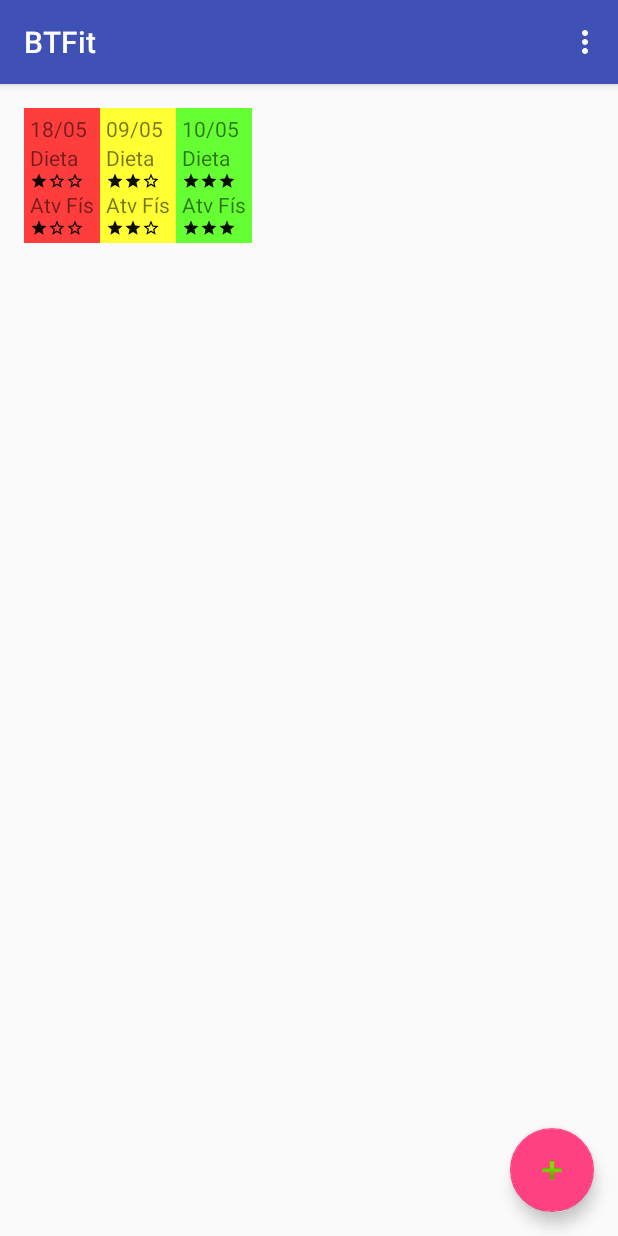
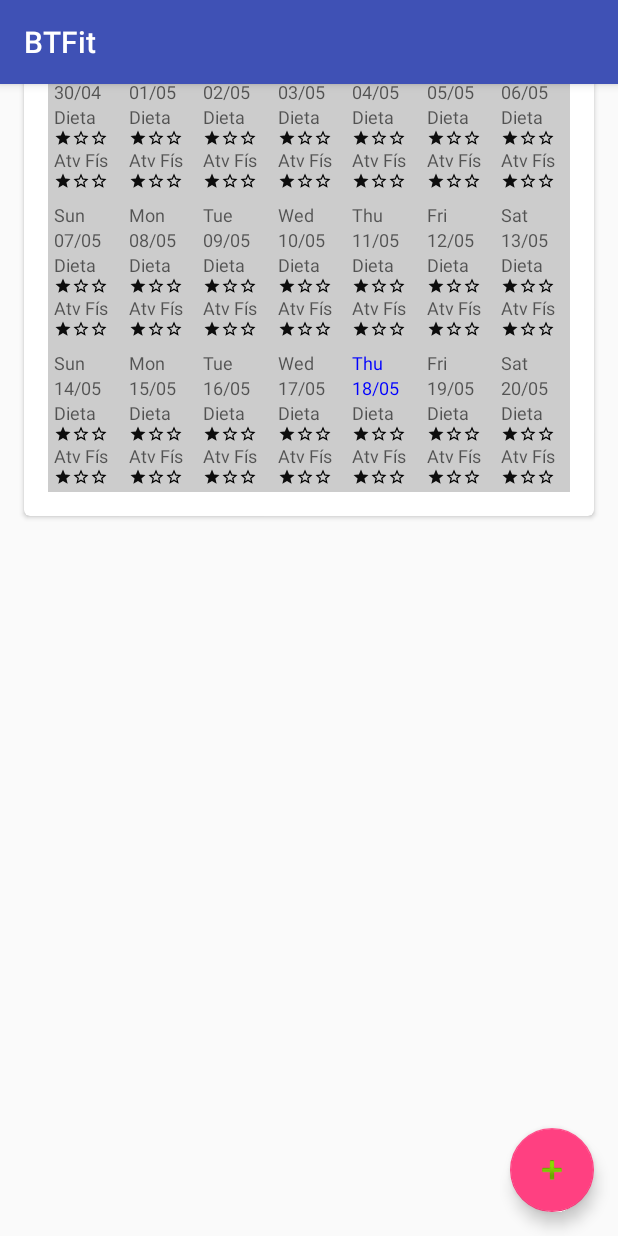
Before and after one commit to ovictorpinto/udacity-capstone, an Android app: the screen it shows after launch (MainActivity), on a phone screen of 412 x 824 dp. Run offline under Robolectric (Android 15) with nearby library versions, the phone set to English and light mode, and no system bars; our stand-ins replace ButterKnife; 1 statement that could not run was skipped.

Commit message:
Listagem com as últimas 3 semanas na tela inicial

```diff
--- a/BTFit/app/build.gradle
+++ b/BTFit/app/build.gradle
@@ -25,7 +25,8 @@ dependencies {
         exclude group: 'com.android.support', module: 'support-annotations'
     })
     compile 'com.android.support:appcompat-v7:25.3.1'
-    compile 'com.android.support.constraint:constraint-layout:1.0.2'
+    compile "com.android.support:recyclerview-v7:25.3.1"
+    compile 'com.android.support:cardview-v7:25.3.1'
     compile 'com.android.support:design:25.3.1'
     compile 'com.jakewharton:butterknife:8.5.1'
     compile 'com.google.guava:guava:20.0'
--- a/BTFit/app/src/main/AndroidManifest.xml
+++ b/BTFit/app/src/main/AndroidManifest.xml
@@ -22,6 +22,7 @@
         <activity
             android:name=".EditActivity"
             android:label="@string/title_activity_edit"
+            android:parentActivityName=".MainActivity"
             android:theme="@style/AppTheme.NoActionBar">
         </activity>
 
--- a/BTFit/app/src/main/java/br/com/r29tecnologia/btpress/btfit/MainActivity.java
+++ b/BTFit/app/src/main/java/br/com/r29tecnologia/btpress/btfit/MainActivity.java
@@ -2,24 +2,28 @@ package br.com.r29tecnologia.btpress.btfit;
 
 import android.content.Intent;
 import android.database.Cursor;
+import android.net.Uri;
 import android.os.Bundle;
 import android.support.design.widget.FloatingActionButton;
 import android.support.v4.app.LoaderManager;
 import android.support.v4.content.CursorLoader;
 import android.support.v4.content.Loader;
 import android.support.v7.app.AppCompatActivity;
+import android.support.v7.widget.GridLayoutManager;
+import android.support.v7.widget.RecyclerView;
 import android.support.v7.widget.Toolbar;
 import android.util.Log;
-import android.view.Menu;
-import android.view.MenuItem;
 import android.view.View;
-import android.widget.LinearLayout;
 
+import java.util.ArrayList;
+import java.util.Calendar;
 import java.util.Date;
+import java.util.List;
 
 import br.com.r29tecnologia.btpress.btfit.model.Contratos;
 import br.com.r29tecnologia.btpress.btfit.model.Dia;
-import br.com.r29tecnologia.btpress.btfit.ui.DiaView;
+import br.com.r29tecnologia.btpress.btfit.ui.DiaAdapter;
+import br.com.r29tecnologia.btpress.btfit.util.DateUtil;
 import butterknife.BindView;
 import butterknife.ButterKnife;
 import butterknife.OnClick;
@@ -30,10 +34,12 @@ public class MainActivity extends AppCompatActivity implements LoaderManager.Loa
     private static final String TAG = MainActivity.class.getSimpleName();
 
     @BindView(R.id.layout_main)
-    LinearLayout linearLayout;
+    RecyclerView recyclerView;
 
     @BindView(R.id.fab)
     FloatingActionButton buttonAdicionar;
+    private Date dtFim;
+    private Date dtIni;
 
     @Override
     protected void onCreate(Bundle savedInstanceState) {
@@ -41,42 +47,26 @@ public class MainActivity extends AppCompatActivity implements LoaderManager.Loa
         setContentView(R.layout.activity_main);
         ButterKnife.bind(this);
 
+        Calendar fim = getProximoSabado();
+        dtFim = fim.getTime();
+
+        fim.add(Calendar.DAY_OF_MONTH, -20);//exibe 3 semanas
+        dtIni = fim.getTime();
+
         Toolbar toolbar = (Toolbar) findViewById(R.id.toolbar);
         setSupportActionBar(toolbar);
 
-        Dia dia = new Dia();
-        dia.setDate(new Date());
-        dia.setFlagAtvFisica(1);
-        dia.setFlagDieta(1);
-        dia.setPreenchido(true);
+        getSupportLoaderManager().initLoader(DIA_LOADER, null, this);
 
-        DiaView view = new DiaView(this);
-        view.setDia(dia);
-        linearLayout.addView(view.getView());
+        recyclerView.setLayoutManager(new GridLayoutManager(this, 7));
+    }
 
-        dia = new Dia();
-        dia.setDate(new Date());
-        dia.getDate().setDate(9);
-        dia.setFlagAtvFisica(2);
-        dia.setFlagDieta(2);
-        dia.setPreenchido(true);
-
-        view = new DiaView(this);
-        view.setDia(dia);
-
-        linearLayout.addView(view.getView());
-        dia = new Dia();
-        dia.setDate(new Date());
-        dia.getDate().setDate(10);
-        dia.setFlagAtvFisica(3);
-        dia.setFlagDieta(3);
-        dia.setPreenchido(true);
-
-        view = new DiaView(this);
-        view.setDia(dia);
-
-        linearLayout.addView(view.getView());
-        getSupportLoaderManager().initLoader(DIA_LOADER, null, this);
+    private Calendar getProximoSabado() {
+        Calendar calendar = DateUtil.getToday();
+        while (calendar.get(Calendar.DAY_OF_WEEK) != Calendar.SATURDAY) {
+            calendar.add(Calendar.DATE, 1);
+        }
+        return calendar;
     }
 
     @OnClick(R.id.fab)
@@ -85,47 +75,48 @@ public class MainActivity extends AppCompatActivity implements LoaderManager.Loa
     }
 
     @Override
-    public boolean onCreateOptionsMenu(Menu menu) {
-        // Inflate the menu; this adds items to the action bar if it is present.
-        getMenuInflater().inflate(R.menu.menu_main, menu);
-        return true;
-    }
-
-    @Override
-    public boolean onOptionsItemSelected(MenuItem item) {
-        // Handle action bar item clicks here. The action bar will
-        // automatically handle clicks on the Home/Up button, so long
-        // as you specify a parent activity in AndroidManifest.xml.
-        int id = item.getItemId();
-
-        //noinspection SimplifiableIfStatement
-        if (id == R.id.action_settings) {
-            return true;
-        }
-
-        return super.onOptionsItemSelected(item);
-    }
-
-    @Override
     public Loader<Cursor> onCreateLoader(int id, Bundle args) {
-        return new CursorLoader(this, Contratos.DIAS.URI, Contratos.DIAS.COLUMNS.toArray(new String[]{}), null, null, null);
+        final Uri uri = Contratos.DIAS.buildUriPesquisa(dtIni, dtFim);
+        return new CursorLoader(this, uri, Contratos.DIAS.COLUMNS.toArray(new String[]{}), null, null, null);
     }
 
     @Override
     public void onLoadFinished(Loader<Cursor> loader, Cursor data) {
-        if (data.moveToFirst()) {
-            for (int i = 0; i < data.getCount(); i++) {
-                data.moveToPosition(i);
-                Log.d(TAG, String.valueOf(data.getInt(Contratos.DIAS.POSITION_ATV_FISICA)));
-                Log.d(TAG, data.getString(Contratos.DIAS.POSITION_DIA));
+        List<Dia> list = Contratos.DIAS.getListFrom(data);
+        final DiaAdapter adapter = new DiaAdapter(fill(list));
+        adapter.setListener(new DiaAdapter.DiaListener() {
+            @Override
+            public void onDiaClick(Dia dia) {
+                final Intent intent = new Intent(MainActivity.this, EditActivity.class);
+                intent.putExtra(Dia.PARAM, dia);
+                startActivity(intent);
             }
-        } else {
-            Log.d(TAG, "Nenhum dia cadastrado =/");
-        }
+        });
+        recyclerView.setAdapter(adapter);
     }
 
     @Override
     public void onLoaderReset(Loader<Cursor> loader) {
+        Log.d(TAG, "Resetando…");
+    }
 
+    private List<Dia> fill(List<Dia> exists) {
+        List<Dia> total = new ArrayList<>();
+
+        Calendar ini = Calendar.getInstance();
+        ini.setTime(dtIni);
+        int i = 0;
+        while (!ini.getTime().after(dtFim)) {
+            if (exists.size() > i && ini.getTime().equals(exists.get(i).getDate())) {
+                total.add(exists.get(i));
+                i++;
+            } else {
+                final Dia dia = new Dia();
+                dia.setDate(ini.getTime());
+                total.add(dia);//preenche com dia default
+            }
+            ini.add(Calendar.DAY_OF_MONTH, 1);
+        }
+        return total;
     }
 }
--- a/BTFit/app/src/main/java/br/com/r29tecnologia/btpress/btfit/model/Contratos.java
+++ b/BTFit/app/src/main/java/br/com/r29tecnologia/btpress/btfit/model/Contratos.java
@@ -1,12 +1,16 @@
 package br.com.r29tecnologia.btpress.btfit.model;
 
 import android.content.ContentValues;
+import android.database.Cursor;
 import android.net.Uri;
 import android.provider.BaseColumns;
 
 import com.google.common.collect.ImmutableList;
 
 import java.text.SimpleDateFormat;
+import java.util.ArrayList;
+import java.util.Date;
+import java.util.List;
 import java.util.Locale;
 
 /**
@@ -20,7 +24,6 @@ public final class Contratos {
     static final String AUTHORITY = "br.com.r29tecnologia.btpress.btfit";
     static final String PATH_DIA = "dia";
     static final String PATH_DIA_ESPECIFICO = "dia/*";
-    static final String PATH_PERIODO = "dia/*";
     private static final Uri BASE_URI = Uri.parse("content://" + AUTHORITY);
 
     public static final class DIAS implements BaseColumns {
@@ -44,9 +47,9 @@ public final class Contratos {
                 .of(_ID, COLUMN_DIA, COLUMN_DIETA, COLUMN_ATV_FISICA, COLUMN_OBSERVACAO, COLUMN_PREENCHIDO);
 
         public static String CREATE = String
-                .format("CREATE TABLE %s (%s INTEGER PRIMARY KEY AUTOINCREMENT, %s TEXT NOT NULL, %s INTEGER NOT NULL, %s INTEGER NOT " +
-                        "NULL, %s TEXT NULL, %s INTEGER NOT NULL, UNIQUE (%s) ON CONFLICT REPLACE);", TABLE_NAME, _ID, COLUMN_DIA,
-                        COLUMN_DIETA, COLUMN_ATV_FISICA, COLUMN_OBSERVACAO, COLUMN_PREENCHIDO, COLUMN_DIA);
+                .format("CREATE TABLE %s (%s INTEGER PRIMARY KEY AUTOINCREMENT, %s INTEGER NOT NULL, %s INTEGER NOT NULL, %s INTEGER NOT " +
+                        "" + "" + "" + "" + "" + "" + "" + "NULL, %s TEXT NULL, %s INTEGER NOT NULL, UNIQUE (%s) ON CONFLICT REPLACE);",
+                        TABLE_NAME, _ID, COLUMN_DIA, COLUMN_DIETA, COLUMN_ATV_FISICA, COLUMN_OBSERVACAO, COLUMN_PREENCHIDO, COLUMN_DIA);
 
         public static String getDiaEspecificoFromUri(Uri queryUri) {
             return queryUri.getLastPathSegment();
@@ -54,7 +57,7 @@ public final class Contratos {
 
         public static ContentValues getCVFrom(Dia dia) {
             ContentValues cv = new ContentValues();
-            cv.put(COLUMN_DIA, DATE_FORMAT.format(dia.getDate()));
+            cv.put(COLUMN_DIA, dia.getDate().getTime());
             cv.put(COLUMN_DIETA, dia.getFlagDieta());
             cv.put(COLUMN_ATV_FISICA, dia.getFlagAtvFisica());
             cv.put(COLUMN_OBSERVACAO, dia.getObservacao());
@@ -62,5 +65,27 @@ public final class Contratos {
             return cv;
         }
 
+        public static List<Dia> getListFrom(Cursor data) {
+            List<Dia> list = new ArrayList<>();
+            if (data.moveToFirst()) {
+                for (int i = 0; i < data.getCount(); i++) {
+                    data.moveToPosition(i);
+                    Dia dia = new Dia();
+                    dia.setDate(new Date(data.getLong(POSITION_DIA)));
+                    dia.setFlagDieta(data.getInt(POSITION_DIETA));
+                    dia.setFlagAtvFisica(data.getInt(POSITION_ATV_FISICA));
+                    dia.setObservacao(data.getString(POSITION_OBSERVACAO));
+                    dia.setPreenchido(data.getInt(POSITION_PREENCHIDO) > 0);
+                    list.add(dia);
+                }
+            }
+            return list;
+        }
+
+        public static Uri buildUriPesquisa(Date dtIni, Date dtFim) {
+            return BASE_URI.buildUpon().appendPath(PATH_DIA).appendQueryParameter("dtIni", String.valueOf(dtIni.getTime()))
+                           .appendQueryParameter("dtFim", String.valueOf(dtFim.getTime())).build();
+        }
+
     }
 }
--- /dev/null
+++ b/BTFit/app/src/main/java/br/com/r29tecnologia/btpress/btfit/ui/DiaAdapter.java
@@ -0,0 +1,66 @@
+package br.com.r29tecnologia.btpress.btfit.ui;
+
+import android.support.v7.widget.RecyclerView;
+import android.view.View;
+import android.view.ViewGroup;
+
+import java.util.List;
+
+import br.com.r29tecnologia.btpress.btfit.model.Dia;
+
+/**
+ * Created by victor on 15/05/17.
+ */
+
+public class DiaAdapter extends RecyclerView.Adapter<DiaAdapter.ViewHolder> {
+
+    public interface DiaListener {
+        void onDiaClick(Dia dia);
+    }
+
+    private final List<Dia> list;
+    private DiaListener listener;
+
+    public static final class ViewHolder extends RecyclerView.ViewHolder {
+
+        final DiaView diaView;
+
+        public ViewHolder(DiaView diaView) {
+            super(diaView.getView());
+            this.diaView = diaView;
+        }
+    }
+
+    public DiaAdapter(List<Dia> list) {
+        this.list = list;
+    }
+
+    @Override
+    public ViewHolder onCreateViewHolder(ViewGroup parent, int viewType) {
+        final DiaView diaView = new DiaView(parent.getContext());
+        return new ViewHolder(diaView);
+    }
+
+    @Override
+    public void onBindViewHolder(ViewHolder holder, int position) {
+        final Dia item = list.get(position);
+        holder.diaView.setDia(item);
+        if (listener != null) {
+            holder.itemView.setOnClickListener(new View.OnClickListener() {
+                @Override
+                public void onClick(View v) {
+                    listener.onDiaClick(item);
+                }
+            });
+        }
+    }
+
+    public void setListener(DiaListener listener) {
+        this.listener = listener;
+    }
+
+    @Override
+    public int getItemCount() {
+        return list.size();
+    }
+}
--- a/BTFit/app/src/main/java/br/com/r29tecnologia/btpress/btfit/ui/DiaView.java
+++ b/BTFit/app/src/main/java/br/com/r29tecnologia/btpress/btfit/ui/DiaView.java
@@ -1,12 +1,14 @@
 package br.com.r29tecnologia.btpress.btfit.ui;
 
 import android.content.Context;
+import android.support.v4.content.ContextCompat;
 import android.view.LayoutInflater;
 import android.view.View;
 import android.widget.ImageView;
 import android.widget.TextView;
 
 import java.text.SimpleDateFormat;
+import java.util.Date;
 import java.util.Locale;
 
 import br.com.r29tecnologia.btpress.btfit.R;
@@ -21,6 +23,7 @@ import butterknife.ButterKnife;
 public class DiaView {
 
     private final static SimpleDateFormat DATE_FORMAT = new SimpleDateFormat("dd/MM", Locale.getDefault());
+    private final static SimpleDateFormat WEEK_FORMAT = new SimpleDateFormat("EEE", Locale.getDefault());
     private final View mainView;
     private Context context;
     private Dia dia;
@@ -35,6 +38,8 @@ public class DiaView {
     ImageView atv3;
     @BindView(R.id.textview_date)
     TextView textviewDate;
+    @BindView(R.id.textview_week)
+    TextView textviewWeek;
 
     public DiaView(Context context) {
         mainView = LayoutInflater.from(context).inflate(R.layout.ly_item_resumo_dia, null);
@@ -43,12 +48,20 @@ public class DiaView {
     }
 
     private void fill() {
-        textviewDate.setText(DATE_FORMAT.format(dia.getDate()));
+        final String dateFormatted = DATE_FORMAT.format(dia.getDate());
+        textviewDate.setText(dateFormatted);
+        textviewWeek.setText(WEEK_FORMAT.format(dia.getDate()));
         mainView.setBackgroundColor(dia.getDayColor(context));
         dieta2.setImageResource(dia.getFlagDieta() > 1 ? R.drawable.ic_star_filled : R.drawable.ic_star_border);
         dieta3.setImageResource(dia.getFlagDieta() > 2 ? R.drawable.ic_star_filled : R.drawable.ic_star_border);
         atv2.setImageResource(dia.getFlagAtvFisica() > 1 ? R.drawable.ic_star_filled : R.drawable.ic_star_border);
         atv3.setImageResource(dia.getFlagAtvFisica() > 2 ? R.drawable.ic_star_filled : R.drawable.ic_star_border);
+        if (dateFormatted.equalsIgnoreCase(DATE_FORMAT.format(new Date()))) {
+            final int color = ContextCompat.getColor(context, R.color.dia_hoje);
+            textviewDate.setTextColor(color);
+            textviewWeek.setTextColor(color);
+        }
+
     }
 
     public void setDia(Dia dia) {
--- /dev/null
+++ b/BTFit/app/src/main/java/br/com/r29tecnologia/btpress/btfit/util/DateUtil.java
@@ -0,0 +1,19 @@
+package br.com.r29tecnologia.btpress.btfit.util;
+
+import java.util.Calendar;
+
+/**
+ * Created by victor on 15/05/17.
+ */
+
+public class DateUtil {
+    public static Calendar getToday() {
+        Calendar calendar = Calendar.getInstance();
+        calendar.set(Calendar.HOUR_OF_DAY, 0);
+        calendar.set(Calendar.SECOND, 0);
+        calendar.set(Calendar.MINUTE, 0);
+        calendar.set(Calendar.MILLISECOND, 0);
+        return calendar;
+    }
+
+}
--- a/BTFit/app/src/main/res/layout/content_main.xml
+++ b/BTFit/app/src/main/res/layout/content_main.xml
@@ -1,15 +1,27 @@
 <?xml version="1.0" encoding="utf-8"?>
 <LinearLayout
-    android:id="@+id/layout_main"
     xmlns:android="http://schemas.android.com/apk/res/android"
     xmlns:app="http://schemas.android.com/apk/res-auto"
     xmlns:tools="http://schemas.android.com/tools"
     android:layout_width="match_parent"
     android:layout_height="match_parent"
-    android:orientation="horizontal"
-    android:padding="16dp"
-    app:layout_behavior="@string/appbar_scrolling_view_behavior"
-    tools:context="br.com.r29tecnologia.btpress.btfit.MainActivity"
-    tools:showIn="@layout/activity_main">
-
+    android:orientation="vertical">
+    <android.support.v7.widget.CardView
+        android:id="@+id/card_view"
+        android:layout_width="match_parent"
+        android:layout_height="wrap_content"
+        android:layout_gravity="center"
+        android:layout_margin="@dimen/padding_default"
+        app:cardCornerRadius="4dp">
+        <android.support.v7.widget.RecyclerView
+            android:id="@+id/layout_main"
+            android:layout_width="match_parent"
+            android:layout_height="match_parent"
+            android:orientation="horizontal"
+            android:padding="16dp"
+            app:layout_behavior="@string/appbar_scrolling_view_behavior"
+            tools:context="br.com.r29tecnologia.btpress.btfit.MainActivity"
+            tools:showIn="@layout/activity_main">
+        </android.support.v7.widget.RecyclerView>
+    </android.support.v7.widget.CardView>
 </LinearLayout>
--- a/BTFit/app/src/main/res/layout/ly_item_resumo_dia.xml
+++ b/BTFit/app/src/main/res/layout/ly_item_resumo_dia.xml
@@ -4,15 +4,33 @@
     xmlns:android="http://schemas.android.com/apk/res/android"
     xmlns:tools="http://schemas.android.com/tools"
     android:layout_width="wrap_content"
+    android:gravity="center_horizontal"
     android:layout_height="wrap_content"
+    android:orientation="vertical">
+    <LinearLayout
+        android:id="@+id/clickable"
+        android:layout_width="match_parent"
+        android:layout_height="wrap_content"
+        android:background="?attr/selectableItemBackground"
         android:orientation="vertical"
         android:padding="@dimen/padding_mini">
+
+        <TextView
+            android:id="@+id/textview_week"
+            style="@style/TextAppearance.AppCompat.Caption"
+            android:layout_width="match_parent"
+            android:layout_height="wrap_content"
+            tools:text="seg"/>
+
         <TextView
             android:id="@+id/textview_date"
+            style="@style/TextAppearance.AppCompat.Caption"
             android:layout_width="match_parent"
             android:layout_height="wrap_content"
             tools:text="10/03"/>
+
         <TextView
+            style="@style/TextAppearance.AppCompat.Caption"
             android:layout_width="match_parent"
             android:layout_height="wrap_content"
             android:text="@string/dieta"/>
@@ -37,6 +55,7 @@
         </LinearLayout>
 
         <TextView
+            style="@style/TextAppearance.AppCompat.Caption"
             android:layout_width="match_parent"
             android:layout_height="wrap_content"
             android:text="@string/atv_fis"/>
@@ -60,3 +79,4 @@
         </LinearLayout>
 
     </LinearLayout>
+</LinearLayout>
--- a/BTFit/app/src/main/res/values/colors.xml
+++ b/BTFit/app/src/main/res/values/colors.xml
@@ -8,4 +8,6 @@
     <color name="dia_medio">#FFFF33</color>
     <color name="dia_ruim">#FF3D3D</color>
     <color name="dia_default">#CCC</color>
+
+    <color name="dia_hoje">#00F</color>
 </resources>
--- a/BTFit/build.gradle
+++ b/BTFit/build.gradle
@@ -5,7 +5,7 @@ buildscript {
         jcenter()
     }
     dependencies {
-        classpath 'com.android.tools.build:gradle:2.3.1'
+        classpath 'com.android.tools.build:gradle:2.3.2'
 
         // NOTE: Do not place your application dependencies here; they belong
         // in the individual module build.gradle files
```
Also changed, not shown: BTFit/app/src/main/java/br/com/r29tecnologia/btpress/btfit/EditActivity.java (+9 -2 lines), BTFit/app/src/main/java/br/com/r29tecnologia/btpress/btfit/model/Dia.java (+44 -1 lines), BTFit/app/src/main/java/br/com/r29tecnologia/btpress/btfit/model/DiaProvider.java (+23 -8 lines), BTFit/app/src/main/res/drawable/background_today.xml (added, +9 -0 lines). Lines whose indentation alone changed are shown as unchanged.
